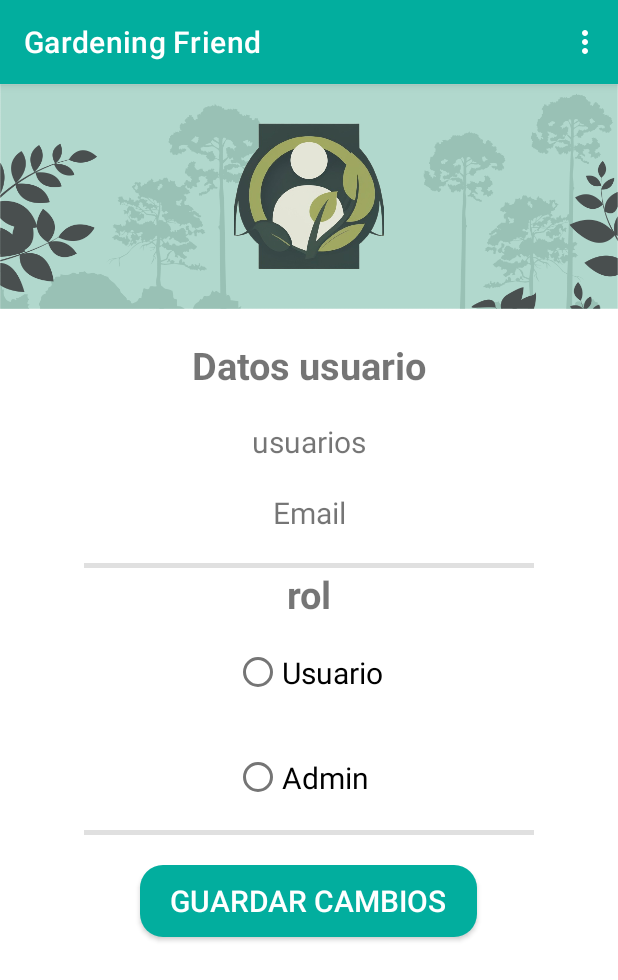
After one commit to GardeningFriendTeam/GardeningFriendApp, an Android app: the PanelAdminEditarUsuario screen opened directly, with no data from a screen before it, on a phone screen of 412 x 824 dp. The commit adds this screen. Shown: the top 980 px of the screen. Run offline under Robolectric (Android 15) with nearby library versions, the phone set to English and light mode, and no system bars; 4 statements that could not run were skipped.

Commit message:
Se crea acitivity que permite editar el rol del user

```diff
--- a/GardeningFriend/app/src/main/AndroidManifest.xml
+++ b/GardeningFriend/app/src/main/AndroidManifest.xml
@@ -15,6 +15,9 @@
         android:supportsRtl="true"
         android:theme="@style/Theme.GardeningFriend"
         tools:targetApi="31">
+        <activity
+            android:name=".PanelAdminEditarUsuario"
+            android:exported="false" />
         <activity
             android:name=".PanelAdminUsuarios"
             android:exported="false" />
--- /dev/null
+++ b/GardeningFriend/app/src/main/java/com/maid/gardeningfriend/PanelAdminEditarUsuario.java
@@ -0,0 +1,39 @@
+package com.maid.gardeningfriend;
+
+import androidx.appcompat.app.AppCompatActivity;
+
+import android.content.Intent;
+import android.os.Bundle;
+import android.widget.RadioButton;
+import android.widget.RadioGroup;
+import android.widget.TextView;
+
+public class PanelAdminEditarUsuario extends MainActivity {
+    // Atributos
+    String ID;
+    String name;
+    String email;
+    String rol;
+
+    @Override
+    protected void onCreate(Bundle savedInstanceState) {
+        super.onCreate(savedInstanceState);
+        setContentView(R.layout.activity_panel_admin_editar_usuario);
+
+        //se extraen las propiedades del intent parceable
+        UsuarioParceable usuarioParceable = getIntent().getParcelableExtra("DATOS_USUARIO_PANEL");
+
+        ID = usuarioParceable.getID();
+        name = usuarioParceable.getName();
+        email = usuarioParceable.getEmail();
+        rol = usuarioParceable.getRol();
+
+        //se identifican los campos y se insertan sus respectivos valores:
+        TextView nombreUsuario = findViewById(R.id.nombre_user_panel);
+        TextView emailUsuario = findViewById(R.id.email_user_panel);
+        RadioGroup opcionesRoles = findViewById(R.id.opciones_roles);
+        RadioButton RB_admin = findViewById(R.id.RB_admin);
+        RadioButton RB_usuario = findViewById(R.id.RB_usuario);
+
+    }
+}
--- a/GardeningFriend/app/src/main/java/com/maid/gardeningfriend/PanelAdminInterface.java
+++ b/GardeningFriend/app/src/main/java/com/maid/gardeningfriend/PanelAdminInterface.java
@@ -3,7 +3,7 @@ package com.maid.gardeningfriend;
 /**
  * contiene una funcion que identifica el elem clickeado
  * para despues identificar sobre que elem se clickeo
- * la opcion de "eliminar" o "añadir
+ * la opcion de "eliminar" o "añadir sobre el area de CULTIVOS
  */
 public interface PanelAdminInterface {
     void eliminarBtn(int position);
--- /dev/null
+++ b/GardeningFriend/app/src/main/java/com/maid/gardeningfriend/PanelAdminInterfaceUsuarios.java
@@ -0,0 +1,6 @@
+package com.maid.gardeningfriend;
+
+public interface PanelAdminInterfaceUsuarios {
+    void eliminarUserBtn(int position);
+    void cambiarRolUserBtn(int position);
+}
--- /dev/null
+++ b/GardeningFriend/app/src/main/res/layout/activity_panel_admin_editar_usuario.xml
@@ -0,0 +1,130 @@
+<?xml version="1.0" encoding="utf-8"?>
+<RelativeLayout xmlns:android="http://schemas.android.com/apk/res/android"
+    xmlns:app="http://schemas.android.com/apk/res-auto"
+    xmlns:tools="http://schemas.android.com/tools"
+    android:layout_width="match_parent"
+    android:layout_height="match_parent"
+    tools:context=".PanelAdminEditarUsuario">
+
+    <RelativeLayout
+        android:id="@+id/container_ic_profile"
+        android:layout_width="match_parent"
+        android:layout_height="150dp"
+        android:background="@mipmap/header">
+
+        <ImageView
+            android:id="@+id/profile_picture"
+            android:layout_width="100dp"
+            android:layout_height="100dp"
+            android:src="@drawable/ic_user02"
+            android:layout_centerInParent="true"/>
+
+
+    </RelativeLayout>
+
+
+    <RelativeLayout
+        android:id="@+id/container_info_profile"
+        android:layout_width="match_parent"
+        android:layout_height="wrap_content"
+        android:layout_below="@+id/container_ic_profile">
+
+        <TextView
+            android:id="@+id/titulo_datos"
+            android:layout_width="match_parent"
+            android:layout_height="wrap_content"
+            android:text="@string/datos_user"
+            android:textAlignment="center"
+            android:layout_marginVertical="20dp"
+            android:textSize="25dp"
+            android:textStyle="bold"/>
+
+        <TextView
+            android:id="@+id/nombre_user_panel"
+            android:layout_width="match_parent"
+            android:layout_height="wrap_content"
+            android:layout_below="@+id/titulo_datos"
+            android:text="@string/usuarios"
+            android:textSize="20dp"
+            android:textAlignment="center"/>
+
+        <TextView
+            android:id="@+id/email_user_panel"
+            android:layout_width="match_parent"
+            android:layout_height="wrap_content"
+            android:layout_below="@+id/nombre_user_panel"
+            android:text="@string/registro_email"
+            android:textSize="20dp"
+            android:textAlignment="center"
+            android:layout_marginVertical="20dp"/>
+
+        <com.google.android.material.divider.MaterialDivider
+            android:id="@+id/divider_datos_user"
+            android:layout_below="@id/email_user_panel"
+            android:layout_width="300dp"
+            android:layout_height="3dp"
+            android:layout_centerHorizontal="true"/>
+
+        <TextView
+            android:id="@+id/rol_user_panel"
+            android:layout_width="match_parent"
+            android:layout_height="wrap_content"
+            android:text="@string/rol"
+            android:layout_below="@id/divider_datos_user"
+            android:textAlignment="center"
+            android:textSize="25dp"
+            android:textStyle="bold"/>
+
+
+        <RadioGroup
+            android:id="@+id/opciones_roles"
+            android:layout_width="wrap_content"
+            android:layout_height="wrap_content"
+            android:layout_below="@id/rol_user_panel"
+            android:layout_centerHorizontal="true">
+
+            <RadioButton
+                android:id="@+id/RB_usuario"
+                android:layout_width="wrap_content"
+                android:layout_height="wrap_content"
+                android:minHeight="50dp"
+                android:text="@string/user"
+                android:textSize="20dp"
+                android:layout_margin="10dp"/>
+
+            <RadioButton
+                android:id="@+id/RB_admin"
+                android:layout_width="wrap_content"
+                android:layout_height="wrap_content"
+                android:minHeight="50dp"
+                android:text="@string/admin"
+                android:textSize="20dp"
+                android:layout_margin="10dp"/>
+
+        </RadioGroup>
+
+        <com.google.android.material.divider.MaterialDivider
+            android:id="@+id/divider_roles"
+            android:layout_below="@id/opciones_roles"
+            android:layout_width="300dp"
+            android:layout_height="3dp"
+            android:layout_centerHorizontal="true"/>
+
+
+        <androidx.appcompat.widget.AppCompatButton
+            android:id="@+id/btn_guardar_cambios"
+            android:layout_width="wrap_content"
+            android:layout_height="wrap_content"
+            android:background="@drawable/btn_verde"
+            android:layout_below="@id/divider_roles"
+            android:layout_centerHorizontal="true"
+            android:layout_margin="20dp"
+            android:text="@string/guardar_cambios"
+            android:paddingHorizontal="20dp"
+            android:textSize="20dp"
+            android:textColor="@color/white"/>
+
+
+    </RelativeLayout>
+
+</RelativeLayout>
--- a/GardeningFriend/app/src/main/res/values/colors.xml
+++ b/GardeningFriend/app/src/main/res/values/colors.xml
@@ -15,4 +15,6 @@
     <color name="verde_muy_oscuro">#025554</color>
     <color name="fuente_principal">#393939</color>
 
+    <color name="gris_claro">#D8D8D8</color>
+
 </resources>
--- a/GardeningFriend/app/src/main/res/values/strings.xml
+++ b/GardeningFriend/app/src/main/res/values/strings.xml
@@ -44,6 +44,11 @@
     <string name="btn_actualizar">Actualizar</string>
     <string name="rol">rol</string>
     <string name="cambiar_rol">Cambiar Rol</string>
+
+    <string name="datos_user">Datos usuario</string>
+    <string name="user">Usuario</string>
+    <string name="admin">Admin</string>
+    <string name="guardar_cambios">Guardar Cambios</string>
 
 
     <!-- seccion "recomendaciones" !-->
```
Also changed, not shown: GardeningFriend/app/src/main/java/com/maid/gardeningfriend/PanelAdminUserRecycler.java (deleted, +0 -75 lines), GardeningFriend/app/src/main/java/com/maid/gardeningfriend/PanelAdminUserRecyclerView.java (added, +110 -0 lines), GardeningFriend/app/src/main/java/com/maid/gardeningfriend/PanelAdminUsuarios.java (+80 -3 lines), GardeningFriend/app/src/main/java/com/maid/gardeningfriend/UsuarioParceable.java (added, +75 -0 lines).
